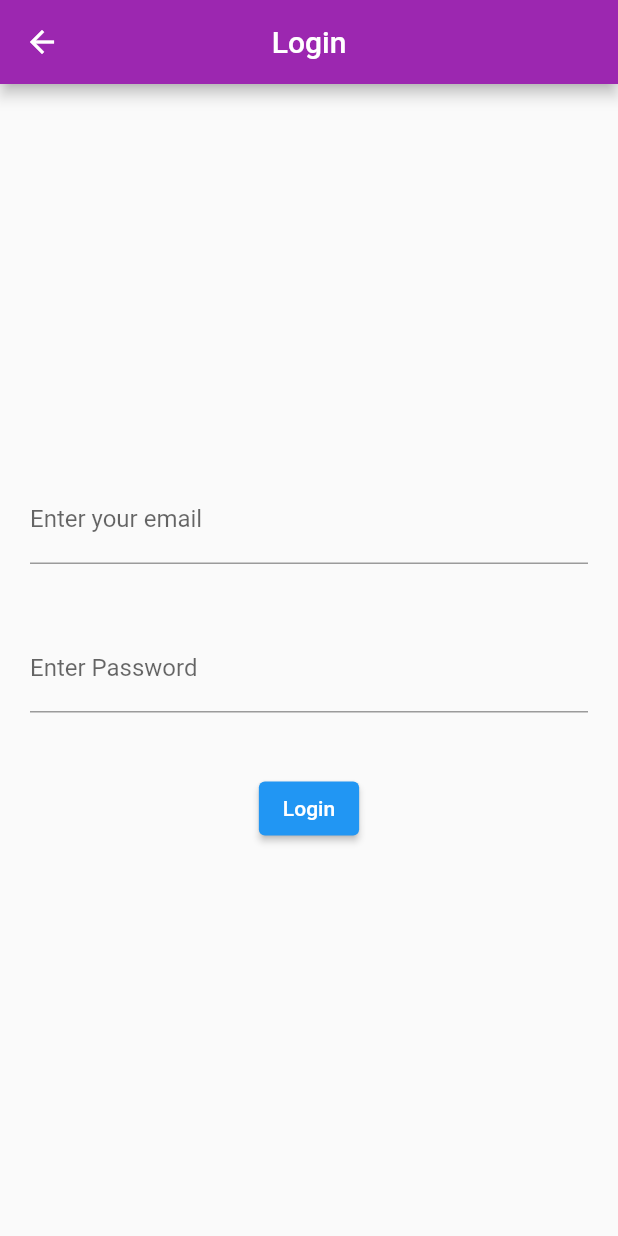
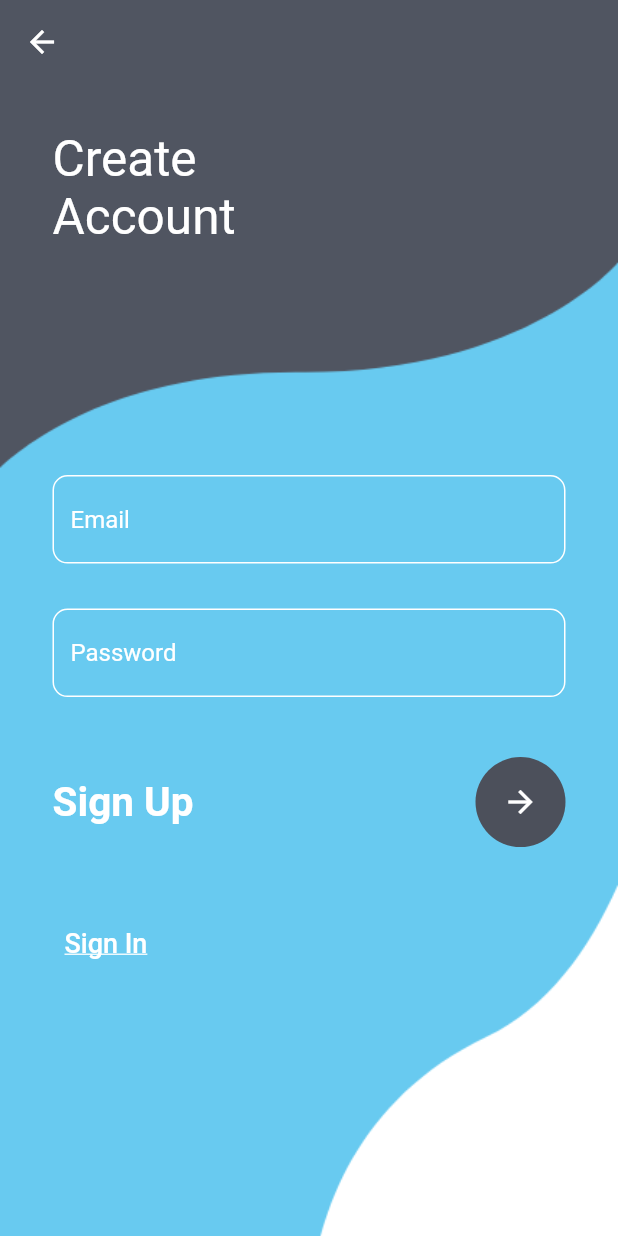
Before and after one commit to UMER-10/react-web-app, a Flutter app: the screen it shows after launch, after a tap on "Sign Up", on a phone screen of 412 x 824 dp. Run offline on Flutter 3.47's test engine with Material 2 defaults, Android fonts, the phone set to English and light mode, and no system bars; our stand-ins replace country_code_picker, flutter_svg, google_fonts, lottie, percent_indicator; missing offline and left inert: dart:ffi; network calls fail.

Commit message:
new chnages

```diff
--- a/lib/createprofile.dart
+++ b/lib/createprofile.dart
@@ -6,6 +6,7 @@ import 'package:country_code_picker/country_code_picker.dart';
 import 'package:fyp/dashboard.dart';
 import 'package:fyp/homepage.dart';
 import 'package:fyp/jobseeker.dart';
+import 'package:intl/intl.dart';
 
 
 class profileScreen extends StatefulWidget {
@@ -27,6 +28,7 @@ class _profileScreenState extends State<profileScreen> {
   // List listitem = [
   //   "item1","item2","item3","item4","item5",
   // ];
+ TextEditingController _date = TextEditingController();
   @override
   Widget build(BuildContext context) {
     return Scaffold(
@@ -93,13 +95,27 @@ class _profileScreenState extends State<profileScreen> {
     ],
   ),
   Container(
-    height: 30,
-    width: 300,
+    padding: const EdgeInsets.all(30.0),
+    //height: 30,
+    //width: 300,
     //color: Colors.amber,
     child:TextFormField(
+      controller: _date,
      decoration: const InputDecoration(
-      hintText: 'D.O.B',
-     ),
+      icon: Icon(Icons.calendar_today_rounded),
+      labelText: 'D.O.B',),
+    onTap: () async {
+        DateTime? pickedddate = await showDatePicker(
+        context: context,
+        initialDate: DateTime.now(),
+        firstDate: DateTime(2000),
+        lastDate: DateTime(2101));
+        if(pickedddate != null){
+          setState(() {
+        _date.text = DateFormat('dd-MM-yyyy').format(pickedddate);
+                  });
+        }
+    },
     ),
 
 
--- a/lib/login.dart
+++ /dev/null
@@ -1,53 +0,0 @@
-import 'package:flutter/material.dart';
-import 'package:flutter/src/widgets/container.dart';
-import 'package:flutter/src/widgets/framework.dart';
-import 'package:fyp/createprofile.dart';
-
-class loginScreen extends StatefulWidget {
-  const loginScreen({super.key});
-
-  @override
-  State<loginScreen> createState() => _loginScreenState();
-}
-
-class _loginScreenState extends State<loginScreen> {
-  @override
-  Widget build(BuildContext context) {
-    return Scaffold(
-        appBar: AppBar(
-          backgroundColor: Colors.purple,
-          title: Text('Login'),centerTitle: true,),
-    body: Padding(
-      padding: const EdgeInsets.symmetric(horizontal: 20),
-      child: Column(
-        mainAxisAlignment: MainAxisAlignment.center,
-        children: [
-      TextFormField(
-  decoration: const InputDecoration(
-      border: UnderlineInputBorder(),
-      labelText: 'Enter your email',
-  ),
-      ),
-      SizedBox(height: 40,),
-  Center(
-      child: TextFormField(
-      obscureText:true
-    ,
-        decoration: const InputDecoration(
-          border: UnderlineInputBorder(),
-          labelText: 'Enter Password',
-        ),
-      ),
-  ),
-  SizedBox(height: 40,),
-  ElevatedButton(onPressed: (){
-        Navigator.of(context).push(MaterialPageRoute(builder: (context) => profileScreen()));
-  }, child:Text('Login'))
-
-
-
-      ],),
-    ),
-    );
-  }
-}
--- a/lib/main.dart
+++ b/lib/main.dart
@@ -13,7 +13,8 @@ class MyApp extends StatelessWidget {
   @override
   Widget build(BuildContext context) {
 
-    return MaterialApp( debugShowCheckedModeBanner: false,
+    return MaterialApp(
+       debugShowCheckedModeBanner: false,
       home:splashScreen( ) ,);
   }
 }
--- /dev/null
+++ b/lib/register.dart
@@ -0,0 +1,156 @@
+import 'package:flutter/material.dart';
+import 'package:fyp/createprofile.dart';
+
+class MyRegister extends StatefulWidget {
+  const MyRegister({Key? key}) : super(key: key);
+
+  @override
+  _MyRegisterState createState() => _MyRegisterState();
+}
+
+class _MyRegisterState extends State<MyRegister> {
+  @override
+  Widget build(BuildContext context) {
+    return Container(
+      decoration: BoxDecoration(
+        image: DecorationImage(
+            image: AssetImage('assets/images/register.png'), fit: BoxFit.cover),
+      ),
+      child: Scaffold(
+        backgroundColor: Colors.transparent,
+        appBar: AppBar(
+          backgroundColor: Colors.transparent,
+          elevation: 0,
+        ),
+        body: Stack(
+          children: [
+            Container(
+              padding: EdgeInsets.only(left: 35, top: 30),
+              child: Text(
+                'Create\nAccount',
+                style: TextStyle(color: Colors.white, fontSize: 33),
+              ),
+            ),
+            SingleChildScrollView(
+              child: Container(
+                padding: EdgeInsets.only(
+                    top: MediaQuery.of(context).size.height * 0.28),
+                child: Column(
+                  crossAxisAlignment: CrossAxisAlignment.start,
+                  children: [
+                    Container(
+                      margin: EdgeInsets.only(left: 35, right: 35),
+                      child: Column(
+                        children: [
+                          SizedBox(
+                            height: 30,
+                          ),
+                          TextField(
+                            style: TextStyle(color: Colors.white),
+                            decoration: InputDecoration(
+                                enabledBorder: OutlineInputBorder(
+                                  borderRadius: BorderRadius.circular(10),
+                                  borderSide: BorderSide(
+                                    color: Colors.white,
+                                  ),
+                                ),
+                                focusedBorder: OutlineInputBorder(
+                                  borderRadius: BorderRadius.circular(10),
+                                  borderSide: BorderSide(
+                                    color: Colors.black,
+                                  ),
+                                ),
+                                hintText: "Email",
+                                hintStyle: TextStyle(color: Colors.white),
+                                border: OutlineInputBorder(
+                                  borderRadius: BorderRadius.circular(10),
+                                )),
+                          ),
+                          SizedBox(
+                            height: 30,
+                          ),
+                          TextField(
+                            style: TextStyle(color: Colors.white),
+                            obscureText: true,
+                            decoration: InputDecoration(
+                                enabledBorder: OutlineInputBorder(
+                                  borderRadius: BorderRadius.circular(10),
+                                  borderSide: BorderSide(
+                                    color: Colors.white,
+                                  ),
+                                ),
+                                focusedBorder: OutlineInputBorder(
+                                  borderRadius: BorderRadius.circular(10),
+                                  borderSide: BorderSide(
+                                    color: Colors.black,
+                                  ),
+                                ),
+                                hintText: "Password",
+                                hintStyle: TextStyle(color: Colors.white),
+                                border: OutlineInputBorder(
+                                  borderRadius: BorderRadius.circular(10),
+                                )),
+                          ),
+                          SizedBox(
+                            height: 40,
+                          ),
+                          Row(
+                            mainAxisAlignment: MainAxisAlignment.spaceBetween,
+                            children: [
+                              Text(
+                                'Sign Up',
+                                style: TextStyle(
+                                    color: Colors.white,
+                                    fontSize: 27,
+                                    fontWeight: FontWeight.w700),
+                              ),
+                              CircleAvatar(
+                                radius: 30,
+                                backgroundColor: Color(0xff4c505b),
+                                child: IconButton(
+                                    color: Colors.white,
+                                    onPressed: () {
+                                  Navigator.of(context).push(MaterialPageRoute(builder: (context) => profileScreen()));
+
+                                    },
+                                    icon: Icon(
+                                      Icons.arrow_forward,
+                                    )),
+                              )
+                            ],
+                          ),
+                          SizedBox(
+                            height: 40,
+                          ),
+                          Row(
+                            mainAxisAlignment: MainAxisAlignment.spaceBetween,
+                            children: [
+                              TextButton(
+                                onPressed: () {
+                                  Navigator.pushNamed(context, 'login');
+                                },
+                                child: Text(
+                                  'Sign In',
+                                  textAlign: TextAlign.left,
+                                  style: TextStyle(
+                                      decoration: TextDecoration.underline,
+                                      color: Colors.white,
+                                      fontSize: 18),
+                                ),
+                                style: ButtonStyle(),
+                              ),
+                            ],
+                          )
+                        ],
+                      ),
+                    )
+                  ],
+                ),
+              ),
+            ),
+          ],
+        ),
+      ),
+    );
+  }
+}
--- /dev/null
+++ b/lib/signin.dart
@@ -0,0 +1,140 @@
+import 'package:flutter/material.dart';
+import 'package:fyp/homepage.dart';
+import 'package:fyp/register.dart';
+
+
+class MyLogin extends StatefulWidget {
+  const MyLogin({Key? key}) : super(key: key);
+
+  @override
+  _MyLoginState createState() => _MyLoginState();
+}
+
+class _MyLoginState extends State<MyLogin> {
+  @override
+  Widget build(BuildContext context) {
+    return Container(
+      decoration: BoxDecoration(
+        image: DecorationImage(
+            image: AssetImage('assets/images/login.png'), fit: BoxFit.cover),
+      ),
+      child: Scaffold(
+        backgroundColor: Colors.transparent,
+        body: Stack(
+          children: [
+            Container(),
+            Container(
+              padding: EdgeInsets.only(left: 35, top: 130),
+              child: Text(
+                'Welcome\nBack',
+                style: TextStyle(color: Colors.white, fontSize: 33),
+              ),
+            ),
+            SingleChildScrollView(
+              child: Container(
+                padding: EdgeInsets.only(
+                    top: MediaQuery.of(context).size.height * 0.5),
+                child: Column(
+                  crossAxisAlignment: CrossAxisAlignment.start,
+                  children: [
+                    Container(
+                      margin: EdgeInsets.only(left: 35, right: 35),
+                      child: Column(
+                        children: [
+                          TextField(
+                            style: TextStyle(color: Colors.black),
+                            decoration: InputDecoration(
+                                fillColor: Colors.grey.shade100,
+                                filled: true,
+                                hintText: "Email",
+                                border: OutlineInputBorder(
+                                  borderRadius: BorderRadius.circular(10),
+                                )),
+                          ),
+                          SizedBox(
+                            height: 30,
+                          ),
+                          TextField(
+                            style: TextStyle(),
+                            obscureText: true,
+                            decoration: InputDecoration(
+                                fillColor: Colors.grey.shade100,
+                                filled: true,
+                                hintText: "Password",
+                                border: OutlineInputBorder(
+                                  borderRadius: BorderRadius.circular(10),
+                                )),
+                          ),
+                          SizedBox(
+                            height: 40,
+                          ),
+                          Row(
+                            mainAxisAlignment: MainAxisAlignment.spaceBetween,
+                            children: [
+                              Text(
+                                'Sign in',
+                                style: TextStyle(
+                                    fontSize: 27, fontWeight: FontWeight.w700),
+                              ),
+                              CircleAvatar(
+                                radius: 30,
+                                backgroundColor: Color(0xff4c505b),
+                                child: IconButton(
+                                    color: Colors.white,
+                                    onPressed: () {
+                                  Navigator.of(context).push(MaterialPageRoute(builder: (context) => HomePage()));
+
+                                    },
+                                    icon: Icon(
+                                      Icons.arrow_forward,
+                                    )),
+                              )
+                            ],
+                          ),
+                          SizedBox(
+                            height: 40,
+                          ),
+                          Row(
+                            mainAxisAlignment: MainAxisAlignment.spaceBetween,
+                            children: [
+                              TextButton(
+                                onPressed: () {
+                                Navigator.of(context).push(MaterialPageRoute(builder: (context) => MyRegister()));
+
+                                },
+                                child: Text(
+                                  'Sign Up',
+                                  textAlign: TextAlign.left,
+                                  style: TextStyle(
+                                      decoration: TextDecoration.underline,
+                                      color: Color(0xff4c505b),
+                                      fontSize: 18),
+                                ),
+                                style: ButtonStyle(),
+                              ),
+                              TextButton(
+                                  onPressed: () {
+                                  },
+                                  child: Text(
+                                    'Forgot Password',
+                                    style: TextStyle(
+                                      decoration: TextDecoration.underline,
+                                      color: Color(0xff4c505b),
+                                      fontSize: 18,
+                                    ),
+                                  )),
+                            ],
+                          )
+                        ],
+                      ),
+                    )
+                  ],
+                ),
+              ),
+            ),
+          ],
+        ),
+      ),
+    );
+  }
+}
--- a/lib/signup.dart
+++ /dev/null
@@ -1,72 +0,0 @@
-import 'package:flutter/material.dart';
-import 'package:flutter/src/widgets/container.dart';
-import 'package:flutter/src/widgets/framework.dart';
-import 'package:fyp/login.dart';
-
-class signupScreen extends StatefulWidget {
-  const signupScreen({super.key});
-
-  @override
-  State<signupScreen> createState() => _signupScreenState();
-}
-
-class _signupScreenState extends State<signupScreen> {
-
-  @override
-  Widget build(BuildContext context) {
-    return Scaffold(
-      appBar: AppBar(
-        backgroundColor: Colors.purple,
-        title: Text('Sign Up'),centerTitle: true,
-        ),
-    body: Padding(
-      padding: const EdgeInsets.symmetric(horizontal: 20),
-      child: Column(
-        mainAxisAlignment: MainAxisAlignment.center,
-        children: [
-      TextFormField(
-        keyboardType: TextInputType.emailAddress,
-        style: TextStyle(
-          color: Colors.black
-        ),
-      decoration: const InputDecoration(
-      border: UnderlineInputBorder(),
-      prefixIcon: Icon(
-        Icons.email,
-        color: Colors.black,
-      ),
-      labelText: 'Enter your email',
-
-
-
-
-  ),
-      ),
-      SizedBox(height: 40,),
-  Center(
-      child: TextFormField(
-      obscureText:true
-    ,
-        decoration: const InputDecoration(
-          border: UnderlineInputBorder(),
-           prefixIcon: Icon(
-        Icons.lock,
-        color: Colors.black,
-      ),
-          labelText: 'Enter Password',
-        ),
-      ),
-  ),
-
-  SizedBox(height: 40,),
-  ElevatedButton(onPressed: (){
-    Navigator.of(context).push(MaterialPageRoute(builder: (context) => loginScreen()));
-  }, child:Text('Sign Up'))
-
-
-
-      ],),
-    ),
-    );
-  }
-}
--- a/lib/splashScreen.dart
+++ b/lib/splashScreen.dart
@@ -1,13 +1,13 @@
 import 'dart:async';
 import 'dart:ffi';
 import 'dart:ui';
+import 'package:fyp/signin.dart';
 import 'package:lottie/lottie.dart';
 import 'package:flutter/material.dart';
 import 'package:flutter/src/widgets/container.dart';
 import 'package:flutter/src/widgets/framework.dart';
-import 'package:fyp/AdmitSignup.dart';
 import 'package:fyp/main.dart';
-import 'package:fyp/signup.dart';
+
 
 class splashScreen extends StatefulWidget {
   const splashScreen({super.key});
@@ -24,7 +24,7 @@ class _splashScreenState extends State<splashScreen> with TickerProviderStateMix
     super.initState();
     _controller = AnimationController(vsync: this);
     Timer(Duration(seconds: 6),(){
-              Navigator.of(context).push(MaterialPageRoute(builder: (context) => signupScreen(),),);
+              Navigator.of(context).push(MaterialPageRoute(builder: (context) => MyLogin(),),);
 
     });
   }
--- a/pubspec.yaml
+++ b/pubspec.yaml
@@ -45,6 +45,8 @@ dependencies:
   dependencies:
   color: any
   lottie: ^2.0.0
+  sizer: ^2.0.15
+  intl: ^0.18.0
 
 
 
```
Also changed, not shown: assets/images/chat.svg (added), assets/images/facebook.svg (added), assets/images/google-plus.svg (added), assets/images/login.png (added), assets/images/login.svg (added), assets/images/login_bottom.png (added), assets/images/main_bottom.png (added), assets/images/main_top.png (added), assets/images/register.png (added), assets/images/signup.svg (added), assets/images/signup_top.png (added), assets/images/twitter.svg (added), pubspec.lock.
